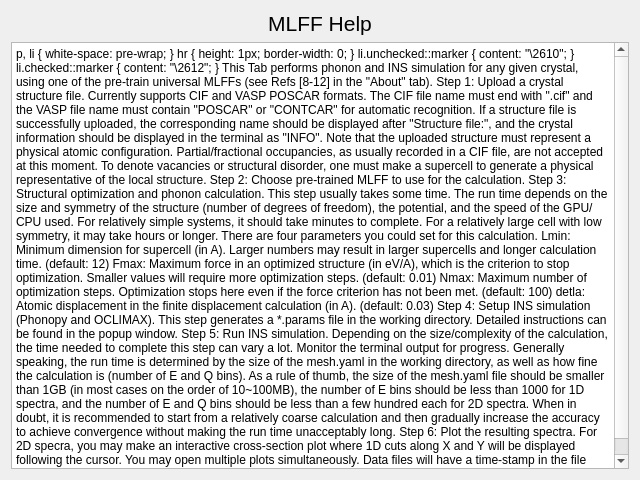
Old version of the form gui/help_mlff.ui in the repository neutrons/inspired.
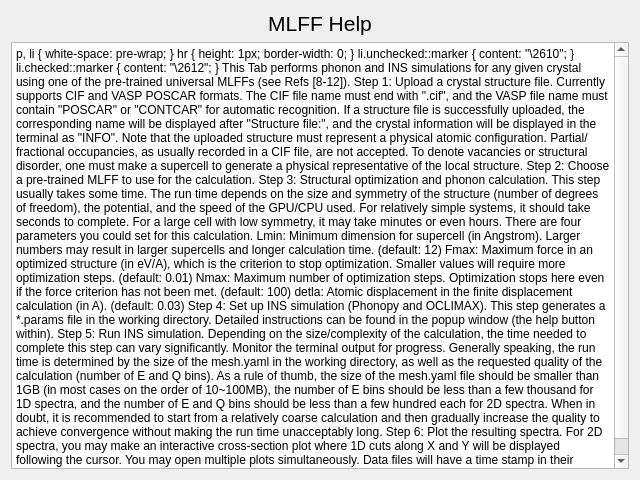
New version of the form.

```diff
--- a/gui/help_mlff.ui
+++ b/gui/help_mlff.ui
@@ -31,23 +31,27 @@
 li.unchecked::marker { content: &quot;\2610&quot;; }
 li.checked::marker { content: &quot;\2612&quot;; }
 &lt;/style&gt;&lt;/head&gt;&lt;body style=&quot; font-family:'Segoe UI'; font-size:9pt; font-weight:400; font-style:normal;&quot;&gt;
-&lt;p style=&quot; margin-top:0px; margin-bottom:0px; margin-left:0px; margin-right:0px; -qt-block-indent:0; text-indent:0px;&quot;&gt;&lt;span style=&quot; font-size:12pt;&quot;&gt;This Tab performs phonon and INS simulation for any given crystal, using one of the pre-train universal MLFFs (see Refs [8-12] in the &amp;quot;About&amp;quot; tab). &lt;/span&gt;&lt;/p&gt;
+&lt;p style=&quot; margin-top:0px; margin-bottom:0px; margin-left:0px; margin-right:0px; -qt-block-indent:0; text-indent:0px;&quot;&gt;&lt;span style=&quot; font-size:12pt;&quot;&gt;This Tab performs phonon and INS simulations for any given crystal using one of the pre-trained universal MLFFs (see Refs [8-12]). &lt;/span&gt;&lt;/p&gt;
 &lt;p style=&quot;-qt-paragraph-type:empty; margin-top:0px; margin-bottom:0px; margin-left:0px; margin-right:0px; -qt-block-indent:0; text-indent:0px; font-size:12pt;&quot;&gt;&lt;br /&gt;&lt;/p&gt;
-&lt;p style=&quot; margin-top:0px; margin-bottom:0px; margin-left:0px; margin-right:0px; -qt-block-indent:0; text-indent:0px;&quot;&gt;&lt;span style=&quot; font-size:12pt;&quot;&gt;Step 1: Upload a crystal structure file. Currently supports CIF and VASP POSCAR formats. The CIF file name must end with &amp;quot;.cif&amp;quot; and the VASP file name must contain &amp;quot;POSCAR&amp;quot; or &amp;quot;CONTCAR&amp;quot; for automatic recognition. If a structure file is successfully uploaded, the corresponding name should be displayed after &amp;quot;Structure file:&amp;quot;, and the crystal information should be displayed in the terminal as &amp;quot;INFO&amp;quot;. Note that the uploaded structure must represent a physical atomic configuration. Partial/fractional occupancies, as usually recorded in a CIF file, are not accepted at this moment. To denote vacancies or structural disorder, one must make a supercell to generate a physical representative of the local structure.&lt;/span&gt;&lt;/p&gt;
+&lt;p style=&quot; margin-top:0px; margin-bottom:0px; margin-left:0px; margin-right:0px; -qt-block-indent:0; text-indent:0px;&quot;&gt;&lt;span style=&quot; font-size:12pt;&quot;&gt;Step 1: Upload a crystal structure file. Currently supports CIF and VASP POSCAR formats. The CIF file name must end with &amp;quot;.cif&amp;quot;, and the VASP file name must contain &amp;quot;POSCAR&amp;quot; or &amp;quot;CONTCAR&amp;quot; for automatic recognition. If a structure file is successfully uploaded, the corresponding name will be displayed after &amp;quot;Structure file:&amp;quot;, and the crystal information will be displayed in the terminal as &amp;quot;INFO&amp;quot;. Note that the uploaded structure must represent a physical atomic configuration. Partial/fractional occupancies, as usually recorded in a CIF file, are not accepted. To denote vacancies or structural disorder, one must make a supercell to generate a physical representative of the local structure.&lt;/span&gt;&lt;/p&gt;
 &lt;p style=&quot;-qt-paragraph-type:empty; margin-top:0px; margin-bottom:0px; margin-left:0px; margin-right:0px; -qt-block-indent:0; text-indent:0px; font-size:12pt;&quot;&gt;&lt;br /&gt;&lt;/p&gt;
-&lt;p style=&quot; margin-top:0px; margin-bottom:0px; margin-left:0px; margin-right:0px; -qt-block-indent:0; text-indent:0px;&quot;&gt;&lt;span style=&quot; font-size:12pt;&quot;&gt;Step 2: Choose pre-trained MLFF to use for the calculation.&lt;/span&gt;&lt;/p&gt;
+&lt;p style=&quot; margin-top:0px; margin-bottom:0px; margin-left:0px; margin-right:0px; -qt-block-indent:0; text-indent:0px;&quot;&gt;&lt;span style=&quot; font-size:12pt;&quot;&gt;Step 2: Choose a pre-trained MLFF to use for the calculation.&lt;/span&gt;&lt;/p&gt;
 &lt;p style=&quot;-qt-paragraph-type:empty; margin-top:0px; margin-bottom:0px; margin-left:0px; margin-right:0px; -qt-block-indent:0; text-indent:0px; font-size:12pt;&quot;&gt;&lt;br /&gt;&lt;/p&gt;
-&lt;p style=&quot; margin-top:0px; margin-bottom:0px; margin-left:0px; margin-right:0px; -qt-block-indent:0; text-indent:0px;&quot;&gt;&lt;span style=&quot; font-size:12pt;&quot;&gt;Step 3: Structural optimization and phonon calculation. This step usually takes some time. The run time depends on the size and symmetry of the structure (number of degrees of freedom), the potential, and the speed of the GPU/CPU used. For relatively simple systems, it should take minutes to complete. For a relatively large cell with low symmetry, it may take hours or longer. There are four parameters you could set for this calculation.&lt;/span&gt;&lt;/p&gt;
-&lt;p style=&quot; margin-top:0px; margin-bottom:0px; margin-left:0px; margin-right:0px; -qt-block-indent:0; text-indent:0px;&quot;&gt;&lt;span style=&quot; font-size:12pt;&quot;&gt;Lmin: Minimum dimension for supercell (in A). Larger numbers may result in larger supercells and longer calculation time. (default: 12)&lt;/span&gt;&lt;/p&gt;
+&lt;p style=&quot; margin-top:0px; margin-bottom:0px; margin-left:0px; margin-right:0px; -qt-block-indent:0; text-indent:0px;&quot;&gt;&lt;span style=&quot; font-size:12pt;&quot;&gt;Step 3: Structural optimization and phonon calculation. This step usually takes some time. The run time depends on the size and symmetry of the structure (number of degrees of freedom), the potential, and the speed of the GPU/CPU used. For relatively simple systems, it should take seconds to complete. For a large cell with low symmetry, it may take minutes or even hours. There are four parameters you could set for this calculation.&lt;/span&gt;&lt;/p&gt;
+&lt;p style=&quot;-qt-paragraph-type:empty; margin-top:0px; margin-bottom:0px; margin-left:0px; margin-right:0px; -qt-block-indent:0; text-indent:0px; font-size:12pt;&quot;&gt;&lt;br /&gt;&lt;/p&gt;
+&lt;p style=&quot; margin-top:0px; margin-bottom:0px; margin-left:0px; margin-right:0px; -qt-block-indent:0; text-indent:0px;&quot;&gt;&lt;span style=&quot; font-size:12pt;&quot;&gt;Lmin: Minimum dimension for supercell (in Angstrom). Larger numbers may result in larger supercells and longer calculation time. (default: 12)&lt;/span&gt;&lt;/p&gt;
+&lt;p style=&quot;-qt-paragraph-type:empty; margin-top:0px; margin-bottom:0px; margin-left:0px; margin-right:0px; -qt-block-indent:0; text-indent:0px; font-size:12pt;&quot;&gt;&lt;br /&gt;&lt;/p&gt;
 &lt;p style=&quot; margin-top:0px; margin-bottom:0px; margin-left:0px; margin-right:0px; -qt-block-indent:0; text-indent:0px;&quot;&gt;&lt;span style=&quot; font-size:12pt;&quot;&gt;Fmax: Maximum force in an optimized structure (in eV/A), which is the criterion to stop optimization. Smaller values will require more optimization steps. (default: 0.01)&lt;/span&gt;&lt;/p&gt;
+&lt;p style=&quot;-qt-paragraph-type:empty; margin-top:0px; margin-bottom:0px; margin-left:0px; margin-right:0px; -qt-block-indent:0; text-indent:0px; font-size:12pt;&quot;&gt;&lt;br /&gt;&lt;/p&gt;
 &lt;p style=&quot; margin-top:0px; margin-bottom:0px; margin-left:0px; margin-right:0px; -qt-block-indent:0; text-indent:0px;&quot;&gt;&lt;span style=&quot; font-size:12pt;&quot;&gt;Nmax: Maximum number of optimization steps. Optimization stops here even if the force criterion has not been met. (default: 100)&lt;/span&gt;&lt;/p&gt;
+&lt;p style=&quot;-qt-paragraph-type:empty; margin-top:0px; margin-bottom:0px; margin-left:0px; margin-right:0px; -qt-block-indent:0; text-indent:0px; font-size:12pt;&quot;&gt;&lt;br /&gt;&lt;/p&gt;
 &lt;p style=&quot; margin-top:0px; margin-bottom:0px; margin-left:0px; margin-right:0px; -qt-block-indent:0; text-indent:0px;&quot;&gt;&lt;span style=&quot; font-size:12pt;&quot;&gt;detla: Atomic displacement in the finite displacement calculation (in A). (default: 0.03)&lt;/span&gt;&lt;/p&gt;
 &lt;p style=&quot;-qt-paragraph-type:empty; margin-top:0px; margin-bottom:0px; margin-left:0px; margin-right:0px; -qt-block-indent:0; text-indent:0px; font-size:12pt;&quot;&gt;&lt;br /&gt;&lt;/p&gt;
-&lt;p style=&quot; margin-top:0px; margin-bottom:0px; margin-left:0px; margin-right:0px; -qt-block-indent:0; text-indent:0px;&quot;&gt;&lt;span style=&quot; font-size:12pt;&quot;&gt;Step 4: Setup INS simulation (Phonopy and OCLIMAX). This step generates a *.params file in the working directory. Detailed instructions can be found in the popup window.&lt;/span&gt;&lt;/p&gt;
+&lt;p style=&quot; margin-top:0px; margin-bottom:0px; margin-left:0px; margin-right:0px; -qt-block-indent:0; text-indent:0px;&quot;&gt;&lt;span style=&quot; font-size:12pt;&quot;&gt;Step 4: Set up INS simulation (Phonopy and OCLIMAX). This step generates a *.params file in the working directory. Detailed instructions can be found in the popup window (the help button within).&lt;/span&gt;&lt;/p&gt;
 &lt;p style=&quot;-qt-paragraph-type:empty; margin-top:0px; margin-bottom:0px; margin-left:0px; margin-right:0px; -qt-block-indent:0; text-indent:0px; font-size:12pt;&quot;&gt;&lt;br /&gt;&lt;/p&gt;
-&lt;p style=&quot; margin-top:0px; margin-bottom:0px; margin-left:0px; margin-right:0px; -qt-block-indent:0; text-indent:0px;&quot;&gt;&lt;span style=&quot; font-size:12pt;&quot;&gt;Step 5: Run INS simulation. Depending on the size/complexity of the calculation, the time needed to complete this step can vary a lot. Monitor the terminal output for progress. Generally speaking, the run time is determined by the size of the mesh.yaml in the working directory, as well as how fine the calculation is (number of  E and Q bins). As a rule of thumb, the size of the mesh.yaml file should be smaller than 1GB (in most cases on the order of 10~100MB), the number of E bins should be less than 1000 for 1D spectra, and the number of E and Q bins should be less than a few hundred each for 2D spectra. When in doubt, it is recommended to start from a relatively coarse calculation and then gradually increase the accuracy to achieve convergence without making the run time unacceptably long.&lt;/span&gt;&lt;/p&gt;
+&lt;p style=&quot; margin-top:0px; margin-bottom:0px; margin-left:0px; margin-right:0px; -qt-block-indent:0; text-indent:0px;&quot;&gt;&lt;span style=&quot; font-size:12pt;&quot;&gt;Step 5: Run INS simulation. Depending on the size/complexity of the calculation, the time needed to complete this step can vary significantly. Monitor the terminal output for progress. Generally speaking, the run time is determined by the size of the mesh.yaml in the working directory, as well as the requested quality of the calculation (number of  E and Q bins). As a rule of thumb, the size of the mesh.yaml file should be smaller than 1GB (in most cases on the order of 10~100MB), the number of E bins should be less than a few thousand for 1D spectra, and the number of E and Q bins should be less than a few hundred each for 2D spectra. When in doubt, it is recommended to start from a relatively coarse calculation and then gradually increase the quality to achieve convergence without making the run time unacceptably long.&lt;/span&gt;&lt;/p&gt;
 &lt;p style=&quot;-qt-paragraph-type:empty; margin-top:0px; margin-bottom:0px; margin-left:0px; margin-right:0px; -qt-block-indent:0; text-indent:0px; font-size:12pt;&quot;&gt;&lt;br /&gt;&lt;/p&gt;
-&lt;p style=&quot; margin-top:0px; margin-bottom:0px; margin-left:0px; margin-right:0px; -qt-block-indent:0; text-indent:0px;&quot;&gt;&lt;span style=&quot; font-size:12pt;&quot;&gt;Step 6: Plot the resulting spectra. For 2D specra, you may make an interactive cross-section plot where 1D cuts along X and Y will be displayed following the cursor. You may open multiple plots simultaneously. Data files will have a time-stamp in the file names so they are not overwritten.&lt;/span&gt;&lt;/p&gt;&lt;/body&gt;&lt;/html&gt;</string>
+&lt;p style=&quot; margin-top:0px; margin-bottom:0px; margin-left:0px; margin-right:0px; -qt-block-indent:0; text-indent:0px;&quot;&gt;&lt;span style=&quot; font-size:12pt;&quot;&gt;Step 6: Plot the resulting spectra. For 2D spectra, you may make an interactive cross-section plot where 1D cuts along X and Y will be displayed following the cursor. You may open multiple plots simultaneously. Data files will have a time stamp in their names so they are not overwritten.&lt;/span&gt;&lt;/p&gt;&lt;/body&gt;&lt;/html&gt;</string>
      </property>
     </widget>
    </item>
```
